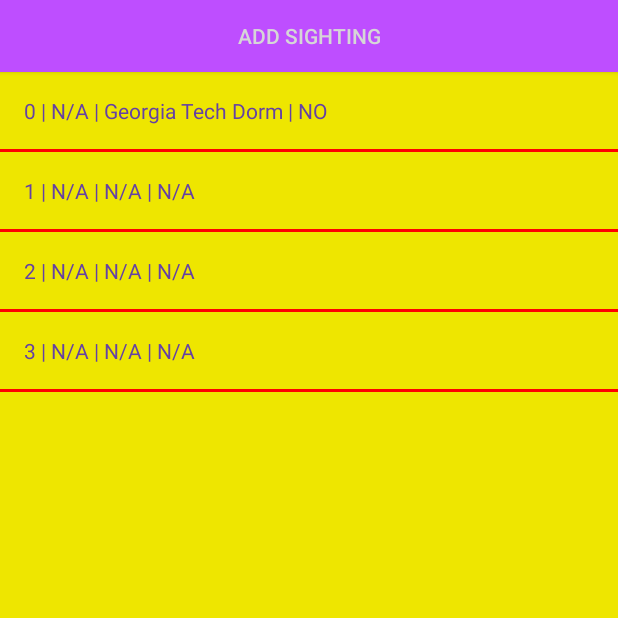
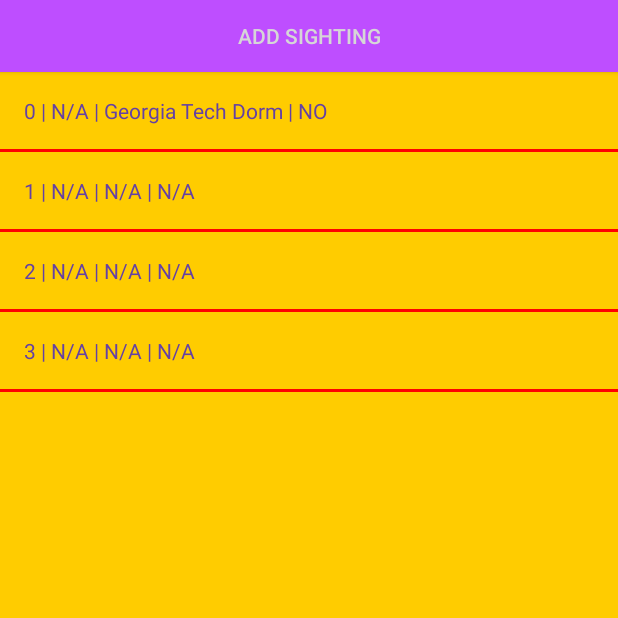
Before and after one commit to josh75337/CS-2340-Block-Beach-Boys, an Android app: the ViewRatReportListActivity screen opened directly, with no data from a screen before it, on a phone screen of 412 x 824 dp, the top half of it. Run offline under Robolectric (Android 15) with nearby library versions, the phone set to English and light mode, and no system bars; our stand-ins replace Firebase (no records; nobody signed in at launch, a user with empty details on screens opened directly).

Commit message:
Color updates to views

```diff
--- a/AndroidStudioProjects/app/src/main/res/layout/view_rat_report_list.xml
+++ b/AndroidStudioProjects/app/src/main/res/layout/view_rat_report_list.xml
@@ -17,7 +17,7 @@
         android:id="@+id/rat_reports"
         android:layout_width="match_parent"
         android:layout_height="match_parent"
-        android:background="#EEE600"
+        android:background="#FFCC00"
         android:divider="#f00"
         android:dividerHeight="2dp"
         android:listSelector="#0f0">
```
